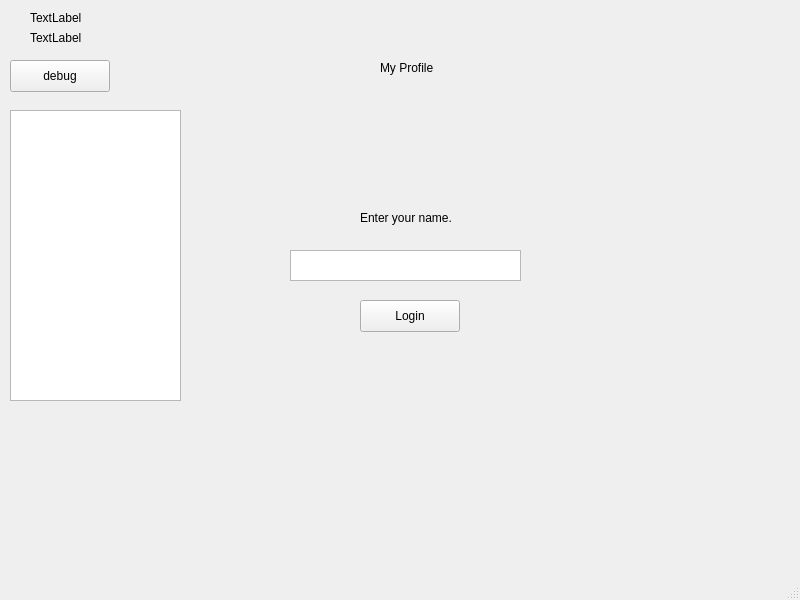
Above: HW_4/mainwindow.ui from ben8ding/CS62 before the change. Below: the same form after it.
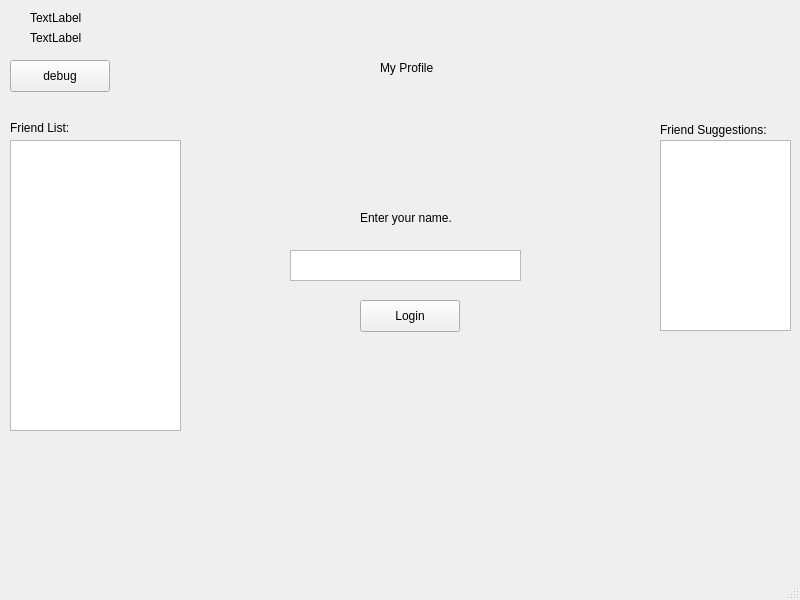
That is the form after the change.

Commit message: Some documentation and HW_4

```diff
--- a/HW_4/mainwindow.ui
+++ b/HW_4/mainwindow.ui
@@ -106,12 +106,48 @@
     <property name="geometry">
      <rect>
       <x>10</x>
-      <y>110</y>
+      <y>140</y>
       <width>171</width>
       <height>291</height>
      </rect>
     </property>
    </widget>
+   <widget class="QLabel" name="profileFriendListLabel">
+    <property name="geometry">
+     <rect>
+      <x>10</x>
+      <y>120</y>
+      <width>71</width>
+      <height>16</height>
+     </rect>
+    </property>
+    <property name="text">
+     <string>Friend List:</string>
+    </property>
+   </widget>
+   <widget class="QLabel" name="profileFriendSuggestLabel">
+    <property name="geometry">
+     <rect>
+      <x>660</x>
+      <y>120</y>
+      <width>121</width>
+      <height>20</height>
+     </rect>
+    </property>
+    <property name="text">
+     <string>Friend Suggestions:</string>
+    </property>
+   </widget>
+   <widget class="QTableWidget" name="profileFriendSuggest">
+    <property name="geometry">
+     <rect>
+      <x>660</x>
+      <y>140</y>
+      <width>131</width>
+      <height>191</height>
+     </rect>
+    </property>
+   </widget>
   </widget>
   <widget class="QMenuBar" name="menubar">
    <property name="geometry">
```
The commit also changes 2 other files.
